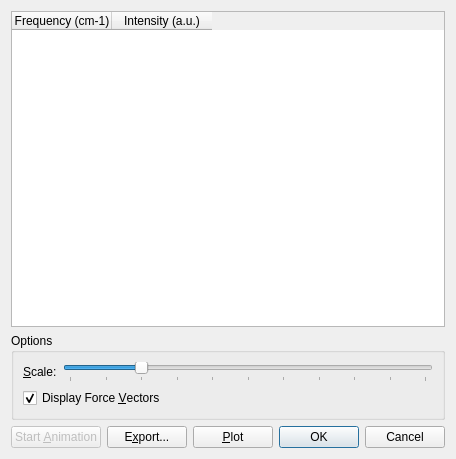
The window that libavogadro/src/extensions/vibrationdialog.ui (cryos/avogadro) describes before a commit, drawn with Qt 5.
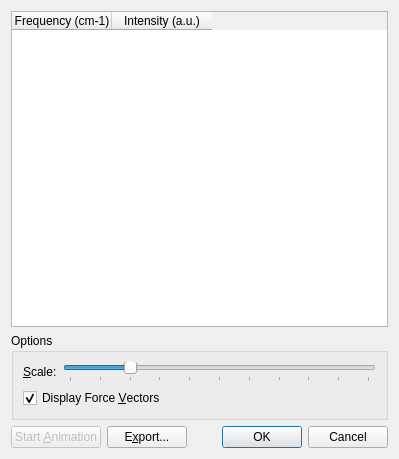
The same window after the commit.

```diff
--- a/libavogadro/src/extensions/vibrationdialog.ui
+++ b/libavogadro/src/extensions/vibrationdialog.ui
@@ -123,15 +123,8 @@
       </widget>
      </item>
      <item>
-      <widget class="QPushButton" name="plotButton" >
-       <property name="text" >
-        <string>&amp;Plot</string>
-       </property>
-      </widget>
-     </item>
-     <item>
-      <widget class="QDialogButtonBox" name="buttonBox" >
-       <property name="orientation" >
+      <widget class="QDialogButtonBox" name="buttonBox">
+       <property name="orientation">
         <enum>Qt::Horizontal</enum>
        </property>
        <property name="standardButtons" >
```
Left out of the diff: 87 changed lines with no effect on the pictures.
